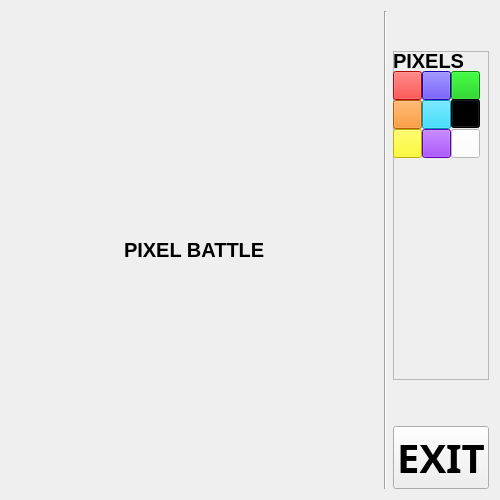
This is client/design/game.ui in RafaelKhammadeev/SemesterWorkExtremePixelBattle as Qt 5 draws it before an edit. The edited form follows.
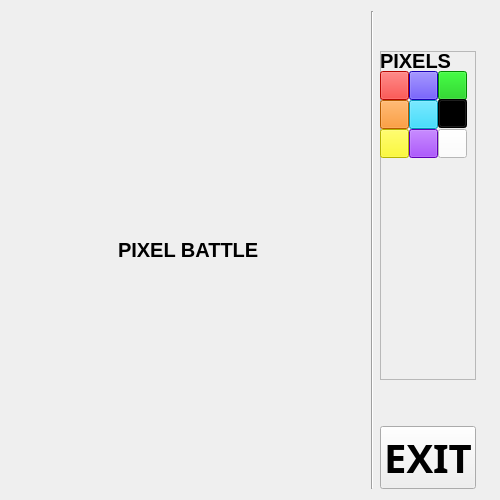
This is the edited form.

What changed in the file:
```diff
--- a/client/design/game.ui
+++ b/client/design/game.ui
@@ -40,7 +40,6 @@
        <property name="font">
         <font>
          <pointsize>15</pointsize>
-         <weight>75</weight>
          <bold>true</bold>
          <stylestrategy>PreferDefault</stylestrategy>
         </font>
@@ -211,7 +210,6 @@
         <property name="font">
          <font>
           <pointsize>15</pointsize>
-          <weight>75</weight>
           <bold>true</bold>
          </font>
         </property>
@@ -375,7 +373,6 @@
         <font>
          <family>Montserrat</family>
          <pointsize>30</pointsize>
-         <weight>75</weight>
          <bold>true</bold>
         </font>
        </property>
@@ -386,6 +383,13 @@
      </item>
     </layout>
    </item>
+   <item>
+    <widget class="QLabel" name="label_2">
+     <property name="text">
+      <string/>
+     </property>
+    </widget>
+   </item>
   </layout>
  </widget>
  <resources/>
```
